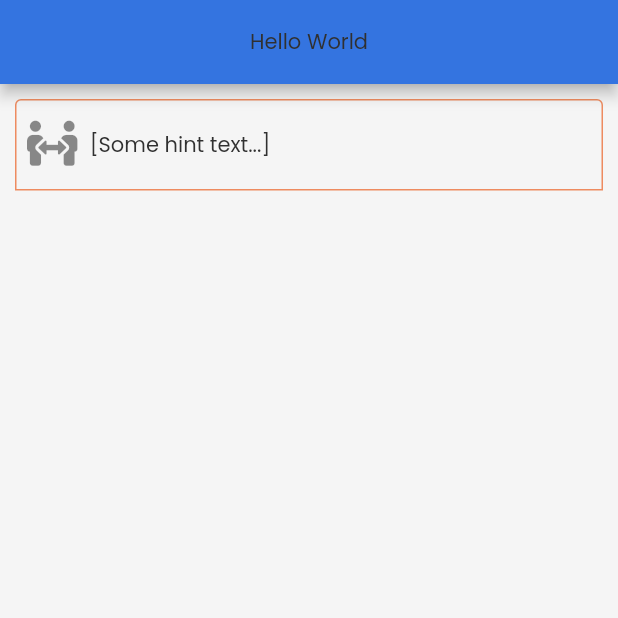
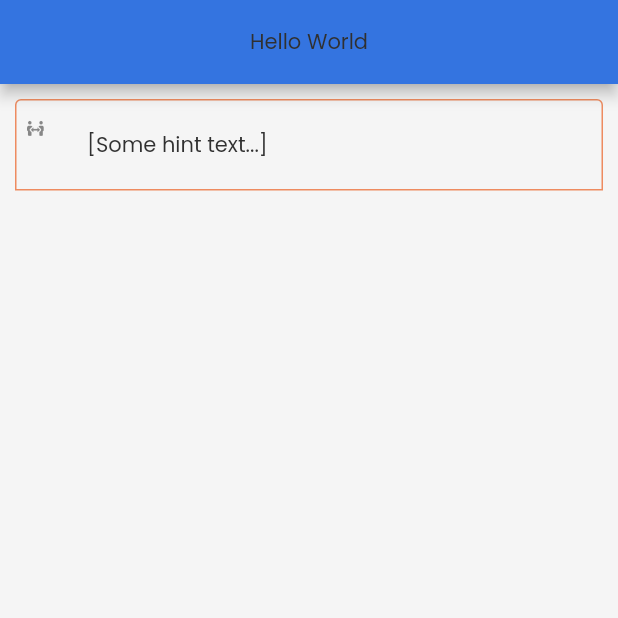
Before and after one commit to hariprasadms/testgitdeploy, a Flutter app: the screen it shows after launch, on a phone screen of 412 x 824 dp, the top half of it. Run offline on Flutter 3.47's test engine with Material 2 defaults, Android fonts, the phone set to English and light mode, and no system bars; our stand-ins replace auto_size_text, font_awesome_flutter, google_fonts, page_transition, timeago; missing offline and left inert: json_path.

Commit message:
FontAwesomeIcons font size reduced

```diff
--- a/lib/home_page/home_page_widget.dart
+++ b/lib/home_page/home_page_widget.dart
@@ -74,7 +74,7 @@ class _HomePageWidgetState extends State<HomePageWidget> {
                     padding: const EdgeInsets.all(8.0),
                     child: FaIcon(
                       FontAwesomeIcons.peopleArrows,
-                      size: 30,
+                      size: 10,
                     ),
                   ),
                 ),
```
